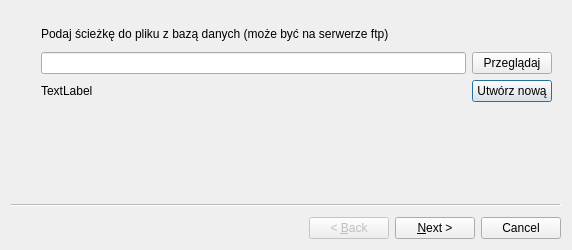
Before: the Qt Designer form ustawieniawstepne.ui in twardakm/zarzadzanie_projektami, drawn with Qt 5.
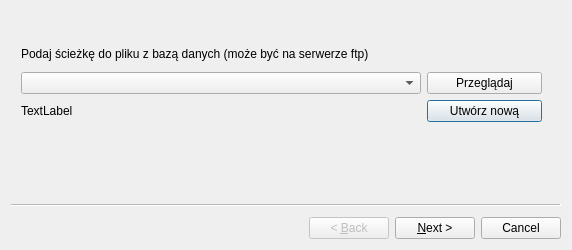
After: the same form once the commit is applied.

Commit message: Zczytywanie danych z pliku konfiguracyjnego

Patch:
```diff
--- a/ustawieniawstepne.ui
+++ b/ustawieniawstepne.ui
@@ -29,9 +29,9 @@
    <widget class="QWidget" name="gridLayoutWidget">
     <property name="geometry">
      <rect>
-      <x>30</x>
-      <y>-10</y>
-      <width>511</width>
+      <x>10</x>
+      <y>10</y>
+      <width>521</width>
       <height>101</height>
      </rect>
     </property>
@@ -46,6 +46,13 @@
        </property>
       </widget>
      </item>
+     <item row="0" column="0">
+      <widget class="QLabel" name="etykieta">
+       <property name="text">
+        <string>Podaj ścieżkę do pliku z bazą danych (może być na serwerze ftp)</string>
+       </property>
+      </widget>
+     </item>
      <item row="4" column="0">
       <widget class="QLabel" name="blad">
        <property name="text">
@@ -56,9 +63,6 @@
        </property>
       </widget>
      </item>
-     <item row="2" column="0">
-      <widget class="QLineEdit" name="sciezka"/>
-     </item>
      <item row="2" column="1">
       <widget class="QPushButton" name="przegladaj">
        <property name="text">
@@ -66,10 +70,19 @@
        </property>
       </widget>
      </item>
-     <item row="0" column="0">
-      <widget class="QLabel" name="etykieta">
-       <property name="text">
-        <string>Podaj ścieżkę do pliku z bazą danych (może być na serwerze ftp)</string>
+     <item row="2" column="0">
+      <widget class="QComboBox" name="sciezka">
+       <property name="minimumSize">
+        <size>
+         <width>400</width>
+         <height>0</height>
+        </size>
+       </property>
+       <property name="sizeIncrement">
+        <size>
+         <width>400</width>
+         <height>0</height>
+        </size>
        </property>
       </widget>
      </item>
```
The commit also changes 2 other files.
